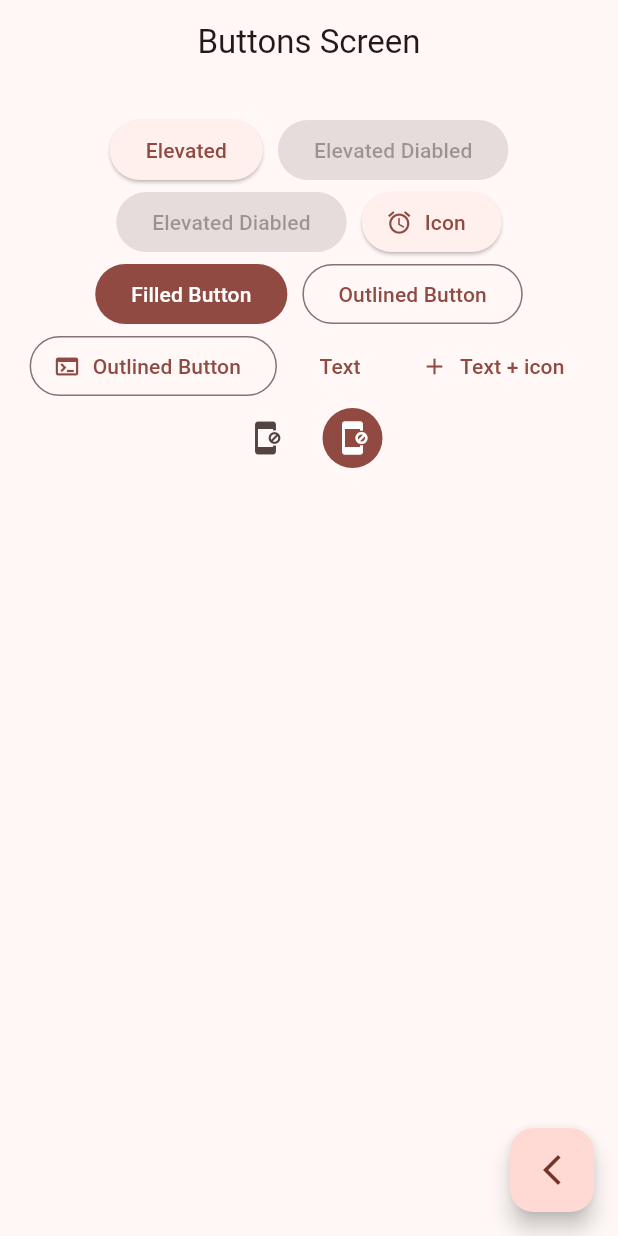
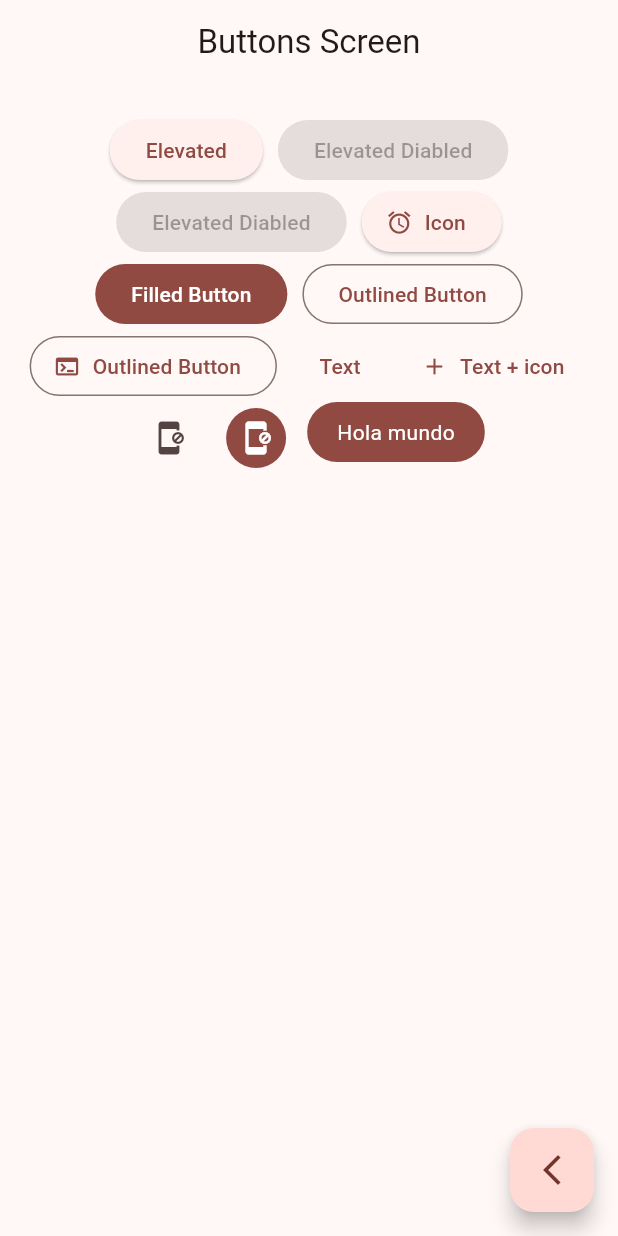
Before and after one commit to JulioFerreyra/widget_app, a Flutter app: the ButtonsScreen screen opened by its route, on a phone screen of 412 x 824 dp. Run offline on Flutter 3.47's test engine with Material 2 defaults, Android fonts, the phone set to English and light mode, and no system bars; our stand-ins replace go_router.

Commit message:
custom button added

```diff
--- a/lib/presentation/screens/buttons/buttons_screen.dart
+++ b/lib/presentation/screens/buttons/buttons_screen.dart
@@ -58,13 +58,37 @@ class _ButtonsView extends StatelessWidget {
             IconButton(
                 onPressed: () {},
                 icon: const Icon(Icons.app_blocking),
-                style: ButtonStyle(backgroundColor:MaterialStatePropertyAll(colors.primary),
-                iconColor: const MaterialStatePropertyAll(Colors.white)
-                )
-              ),
+                style: ButtonStyle(
+                    backgroundColor: MaterialStatePropertyAll(colors.primary),
+                    iconColor: const MaterialStatePropertyAll(Colors.white))),
+            const CustomButton()
           ],
         ),
       ),
     );
   }
 }
+
+class CustomButton extends StatelessWidget {
+  const CustomButton({super.key});
+  @override
+  Widget build(BuildContext context) {
+    final colors = Theme.of(context).colorScheme;
+    return ClipRRect(
+      borderRadius: BorderRadius.circular(20),
+      child: Material(
+        color: colors.primary,
+        child: InkWell(
+          onTap: (){},
+          child: const Padding(
+            padding: EdgeInsets.symmetric(horizontal: 20, vertical: 10),
+            child: Text(
+              "Hola mundo",
+              style: TextStyle(color: Colors.white),
+            ),
+          ),
+        ),
+      ),
+    );
+  }
+}
```
